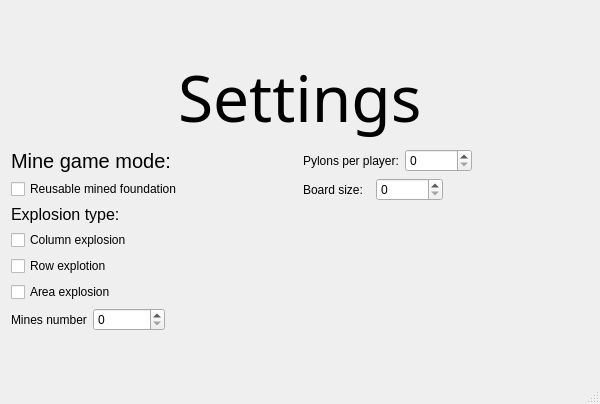
Offuru/Left-4-Code, file GUI/SettingsWindow.ui: the form before one commit.
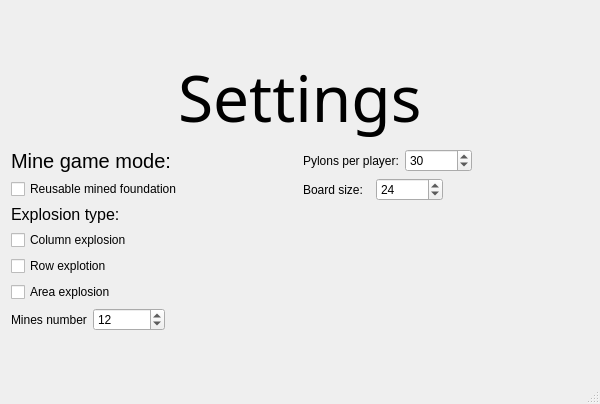
The form after the commit.

Commit message: Added board to the game window

The edit to the form file:
```diff
--- a/GUI/SettingsWindow.ui
+++ b/GUI/SettingsWindow.ui
@@ -113,6 +113,9 @@
               <property name="maximum">
                <number>40</number>
               </property>
+              <property name="value">
+               <number>12</number>
+              </property>
              </widget>
             </item>
            </layout>
@@ -168,6 +171,9 @@
             <property name="maximum">
              <number>52</number>
             </property>
+            <property name="value">
+             <number>24</number>
+            </property>
            </widget>
           </item>
           <item row="0" column="4">
@@ -205,6 +211,9 @@
             <property name="maximum">
              <number>80</number>
             </property>
+            <property name="value">
+             <number>30</number>
+            </property>
            </widget>
           </item>
           <item row="0" column="3">
```
The commit also changes 2 other files.
